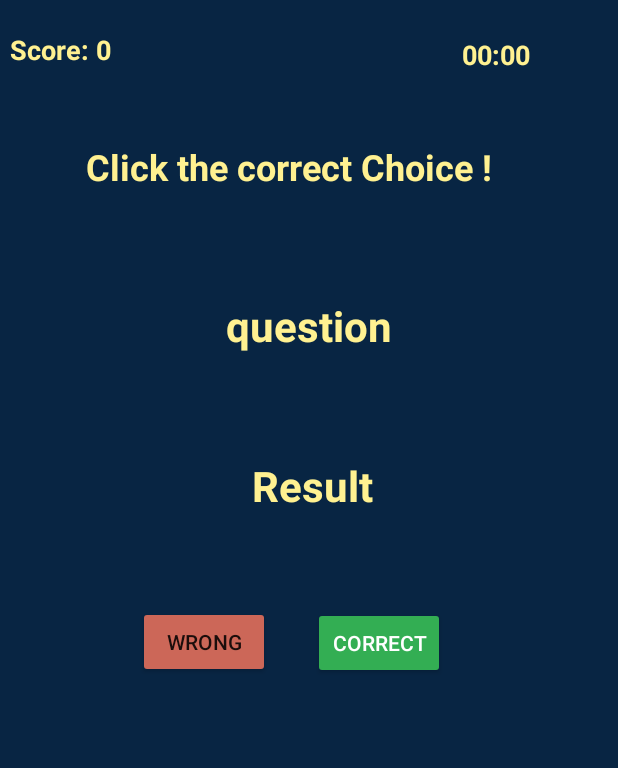
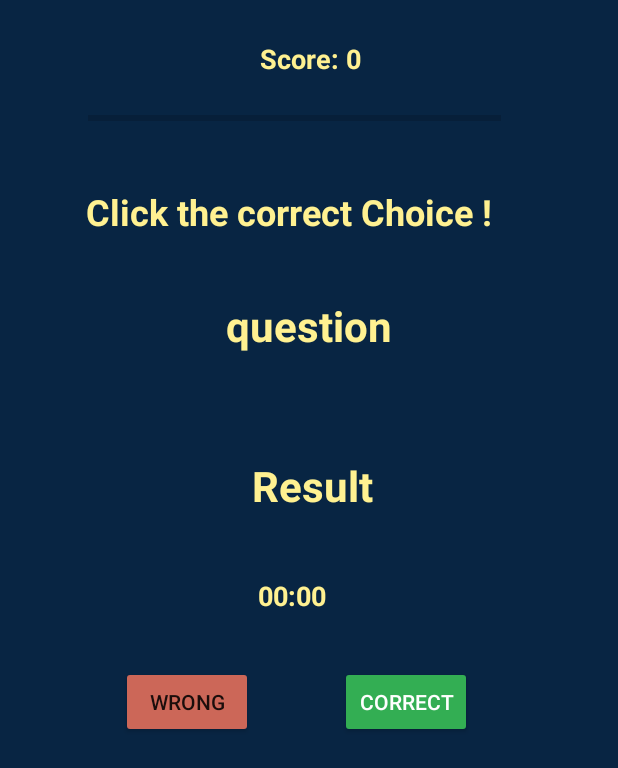
Before and after one commit to oussamabonnor1/JetMath_android_app, an Android app: the layout activity_main.xml on its own in the app's theme, with its tools: preview values and no code run, on a phone screen of 412 x 824 dp. Shown: the top 768 px of the screen. Run offline under Robolectric (Android 15) with nearby library versions, the phone set to English and light mode, and no system bars.

Commit message:
adding progress bar for time left, adding time for each question

```diff
--- a/app/src/main/java/com/example/oussama/myapp/MainActivity.java
+++ b/app/src/main/java/com/example/oussama/myapp/MainActivity.java
@@ -8,6 +8,7 @@ import android.os.Bundle;
 import android.view.View;
 import android.widget.AbsoluteLayout;
 import android.widget.Button;
+import android.widget.ProgressBar;
 import android.widget.TextView;
 
 import java.util.Random;
@@ -20,9 +21,11 @@ public class MainActivity extends AppCompatActivity {
     TextView resultText;
     TextView scoreText;
     TextView clockText;
+    ProgressBar progressBar;
     Button correctButton;
     Button wrongButton;
     MediaPlayer mp;
+    CountDownTimer countDownTimer;
     float result;
     int score;
     int bonus;
@@ -39,14 +42,19 @@ public class MainActivity extends AppCompatActivity {
         resultText = (TextView) findViewById(R.id.resultText);
         scoreText = (TextView) findViewById(R.id.score);
         clockText = (TextView) findViewById(R.id.clockText);
+        progressBar = (ProgressBar) findViewById(R.id.progressBar);
         correctButton = (Button) findViewById(R.id.correctButton);
         wrongButton = (Button) findViewById(R.id.wrongButton);
+
+        next = false;
+        score = 0;
+        bonus = -11;
+
         new CountDownTimer(60000, 1000) {
             @Override
             public void onTick(long l) {
-                int min = (int) (l / 1000) / 60;
-                int sec = (int) (l / 1000) % 60;
-                clockText.setText(String.format("%02d:%02d", min, sec));
+
+                progressBar.setProgress((int) l / 1000);
             }
 
             @Override
@@ -54,9 +62,19 @@ public class MainActivity extends AppCompatActivity {
                 endOfGame();
             }
         }.start();
-        next = false;
-        score = 0;
-        bonus = -11;
+        countDownTimer = new CountDownTimer(6000,1000){
+            @Override
+            public void onTick(long l) {
+                int min = (int) l/1000/60;
+                int sec=  (int) l/1000%60;
+                clockText.setText(String.format("%02d:%02d",min,sec));
+            }
+            @Override
+            public void onFinish() {
+                generateQuestion();
+                this.start();
+            }
+        }.start();
         generateQuestion();
     }
 
@@ -116,7 +134,7 @@ public class MainActivity extends AppCompatActivity {
         mp.setOnCompletionListener(new MediaPlayer.OnCompletionListener() {
             @Override
             public void onCompletion(MediaPlayer mediaPlayer) {
-                generateQuestion();
+                countDownTimer.onFinish();
                 enablingButtons();
             }
         });
@@ -139,7 +157,7 @@ public class MainActivity extends AppCompatActivity {
         mp.setOnCompletionListener(new MediaPlayer.OnCompletionListener() {
             @Override
             public void onCompletion(MediaPlayer mediaPlayer) {
-                generateQuestion();
+                countDownTimer.onFinish();
                 enablingButtons();
             }
         });
--- a/app/src/main/res/layout/activity_main.xml
+++ b/app/src/main/res/layout/activity_main.xml
@@ -6,72 +6,6 @@
     android:layout_height="match_parent"
     android:background="#082543"
     tools:context="com.example.oussama.myapp.MainActivity">
-
-    <Button
-        android:id="@+id/wrongButton"
-        android:layout_width="wrap_content"
-        android:layout_height="wrap_content"
-        android:layout_marginLeft="80dp"
-        android:layout_marginTop="420dp"
-        android:layout_x="92dp"
-        android:layout_y="404dp"
-        android:backgroundTint="#CC6758"
-        android:onClick="checkIfFalse"
-        android:text="Wrong" />
-
-    <Button
-        android:id="@+id/correctButton"
-        android:layout_width="wrap_content"
-        android:layout_height="wrap_content"
-        android:layout_marginLeft="220dp"
-        android:layout_marginTop="420dp"
-        android:layout_x="209dp"
-        android:layout_y="405dp"
-        android:backgroundTint="#33AE53"
-        android:onClick="checkIfTrue"
-        android:text="Correct"
-        android:textColor="#FFFFFF" />
-
-    <TextView
-        android:id="@+id/title"
-        android:layout_width="wrap_content"
-        android:layout_height="wrap_content"
-        android:layout_marginLeft="50dp"
-        android:layout_marginTop="80dp"
-        android:layout_x="57dp"
-        android:layout_y="95dp"
-        android:text="Click the correct Choice !"
-        android:textAlignment="center"
-        android:textColor="#FFF191"
-        android:textSize="24sp"
-        android:textStyle="bold" />
-
-    <TextView
-        android:id="@+id/score"
-        android:layout_width="wrap_content"
-        android:layout_height="wrap_content"
-        android:layout_marginTop="17dp"
-        android:layout_x="7dp"
-        android:layout_y="21dp"
-        android:text="Score: 0"
-        android:textAlignment="center"
-        android:textColor="#FFF191"
-        android:textSize="18sp"
-        android:textStyle="bold" />
-
-    <TextView
-        android:id="@+id/clockText"
-        android:layout_width="56dp"
-        android:layout_height="wrap_content"
-        android:layout_marginLeft="300dp"
-        android:layout_marginTop="19dp"
-        android:layout_x="303dp"
-        android:layout_y="24dp"
-        android:text="00:00"
-        android:textAlignment="center"
-        android:textColor="#FFF191"
-        android:textSize="18sp"
-        android:textStyle="bold" />
 
     <TextView
         android:id="@+id/resultText"
@@ -99,4 +33,82 @@
         android:textSize="28sp"
         android:textStyle="bold" />
 
+    <Button
+        android:id="@+id/correctButton"
+        android:layout_width="wrap_content"
+        android:layout_height="wrap_content"
+        android:layout_marginLeft="220dp"
+        android:layout_marginTop="420dp"
+        android:layout_x="227dp"
+        android:layout_y="444dp"
+        android:backgroundTint="#33AE53"
+        android:onClick="checkIfTrue"
+        android:text="Correct"
+        android:textColor="#FFFFFF" />
+
+    <Button
+        android:id="@+id/wrongButton"
+        android:layout_width="wrap_content"
+        android:layout_height="wrap_content"
+        android:layout_marginLeft="80dp"
+        android:layout_marginTop="420dp"
+        android:layout_x="81dp"
+        android:layout_y="444dp"
+        android:backgroundTint="#CC6758"
+        android:onClick="checkIfFalse"
+        android:text="Wrong" />
+
+    <TextView
+        android:id="@+id/clockText"
+        android:layout_width="56dp"
+        android:layout_height="wrap_content"
+        android:layout_marginLeft="300dp"
+        android:layout_marginTop="19dp"
+        android:layout_x="167dp"
+        android:layout_y="385dp"
+        android:text="00:00"
+        android:textAlignment="center"
+        android:textColor="#FFF191"
+        android:textSize="18sp"
+        android:textStyle="bold" />
+
+    <TextView
+        android:id="@+id/title"
+        android:layout_width="wrap_content"
+        android:layout_height="wrap_content"
+        android:layout_marginLeft="50dp"
+        android:layout_marginTop="80dp"
+        android:layout_x="57dp"
+        android:layout_y="125dp"
+        android:text="Click the correct Choice !"
+        android:textAlignment="center"
+        android:textColor="#FFF191"
+        android:textSize="24sp"
+        android:textStyle="bold" />
+
+    <TextView
+        android:id="@+id/score"
+        android:layout_width="match_parent"
+        android:layout_height="wrap_content"
+        android:layout_marginTop="17dp"
+        android:layout_x="1dp"
+        android:layout_y="27dp"
+        android:text="Score: 0"
+        android:textAlignment="center"
+        android:textColor="#FFF191"
+        android:textSize="18sp"
+        android:textStyle="bold" />
+
+    <ProgressBar
+        android:id="@+id/progressBar"
+        style="?android:attr/progressBarStyleHorizontal"
+        android:layout_width="275dp"
+        android:layout_height="wrap_content"
+        android:layout_x="59dp"
+        android:layout_y="71dp"
+        android:indeterminate="false"
+        android:max="60"
+        android:progress="0"
+        android:progressTint="#33AE53"/>
+
 </AbsoluteLayout>
```
